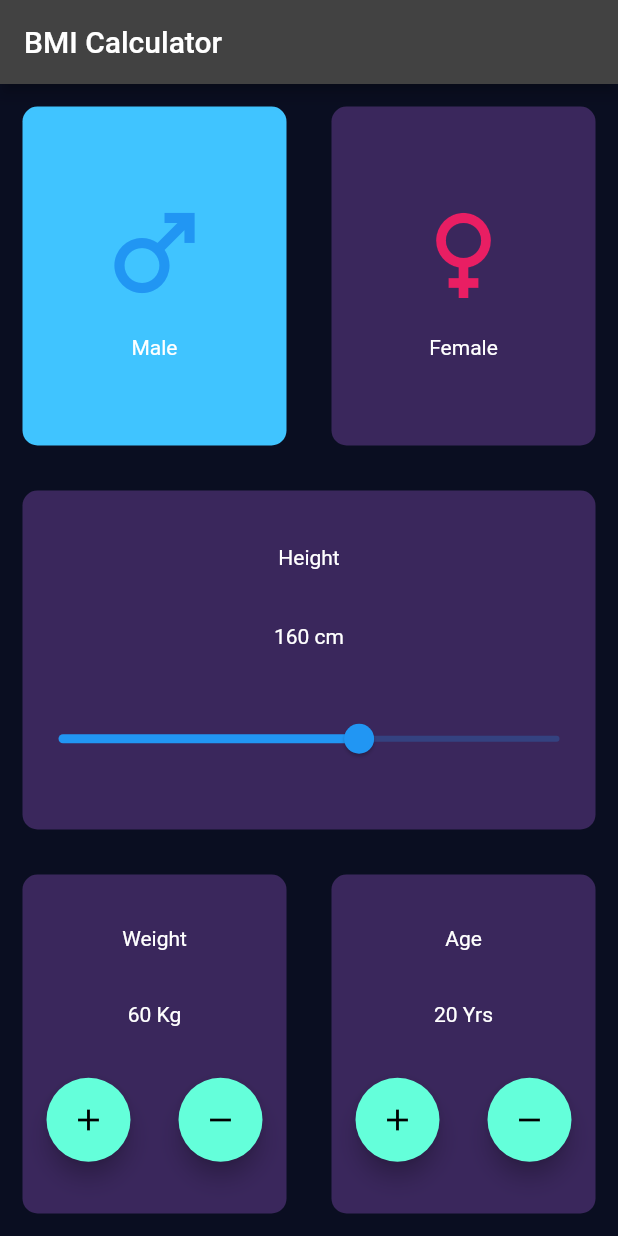
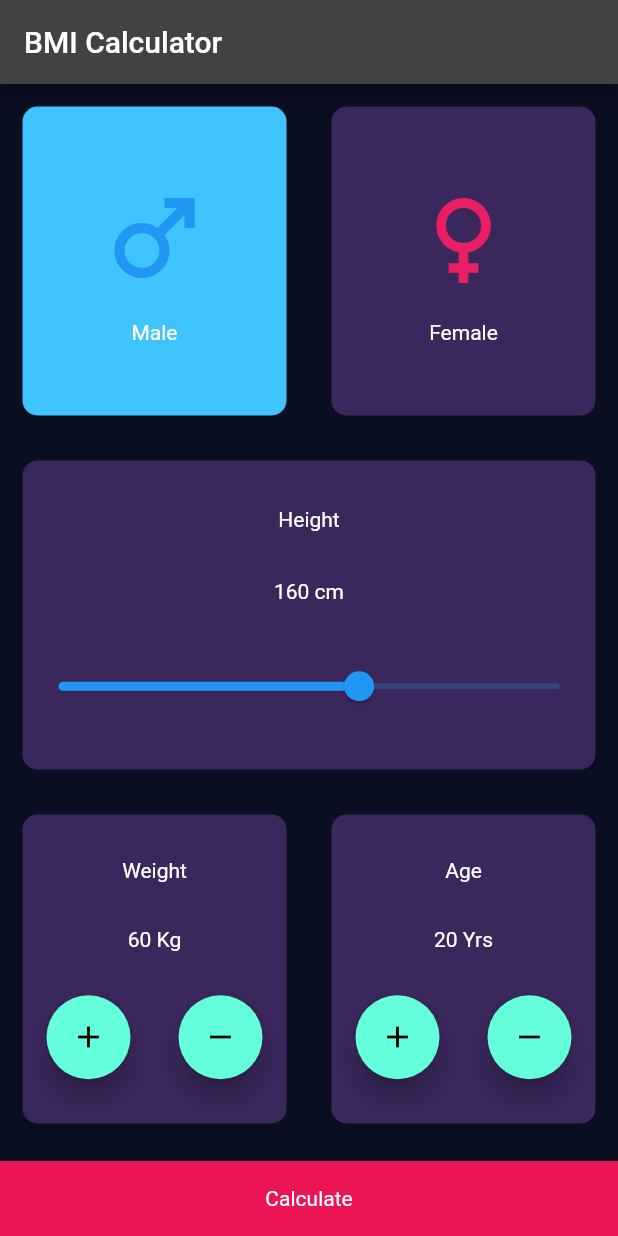
Before and after one commit to PICT-ACM-Student-Chapter/Flutter-Sig, a Flutter app: the screen it shows after launch, on a phone screen of 412 x 824 dp. Run offline on Flutter 3.47's test engine with Material 2 defaults, Android fonts, the phone set to English and light mode, and no system bars.

Commit message:
Result Calculated

```diff
--- /dev/null
+++ b/lib/bmi_class.dart
@@ -0,0 +1,23 @@
+import 'dart:math';
+
+import 'package:flutter/material.dart';
+
+class BMI {
+  static double bmi = 0.0;
+  static String result = "";
+
+  static void calculate(int height, int weight) {
+    bmi = weight / pow(height / 100, 2);
+
+    if (bmi >= 25) {
+      result = 'Overweight';
+    } else if (bmi > 18.5) {
+      result = 'Normal ';
+    } else {
+      result = 'Underweight';
+    }
+
+    debugPrint(result);
+    debugPrint(bmi.toString());
+  }
+}
--- a/lib/home_page.dart
+++ b/lib/home_page.dart
@@ -1,6 +1,8 @@
 import 'package:flutter/material.dart';
 import 'package:flutter/src/foundation/key.dart';
 import 'package:flutter/src/widgets/framework.dart';
+
+import 'bmi_class.dart';
 
 Color widgetColor = const Color.fromARGB(255, 58, 39, 92);
 
@@ -163,6 +165,22 @@ class _HomePageState extends State<HomePage> {
               ),
             ]),
           ),
+          GestureDetector(
+            onTap: () {
+              BMI.calculate(height, weight);
+            },
+            child: Container(
+              color: Color(0xFFEB1555),
+              margin: EdgeInsets.only(top: 10.0),
+              width: double.infinity,
+              height: 50.0,
+              child: Center(
+                child: Text(
+                  'Calculate',
+                ),
+              ),
+            ),
+          ),
         ],
       ),
     );
```
